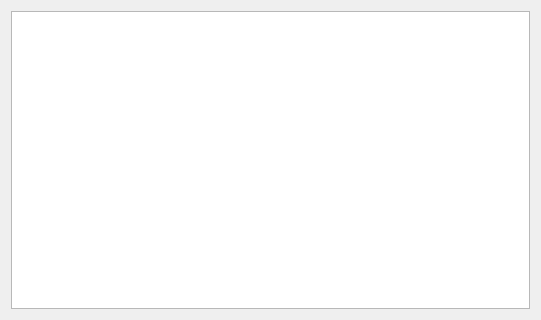
Neverland1026/LogAnalyzer, file FullScreenView.ui: the form before one commit.
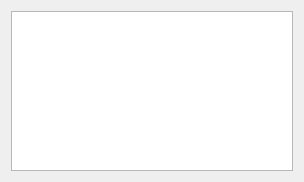
The form after the commit.

What changed in the file:
```diff
--- a/FullScreenView.ui
+++ b/FullScreenView.ui
@@ -6,8 +6,8 @@
    <rect>
     <x>0</x>
     <y>0</y>
-    <width>541</width>
-    <height>320</height>
+    <width>304</width>
+    <height>182</height>
    </rect>
   </property>
   <property name="windowTitle">
```
